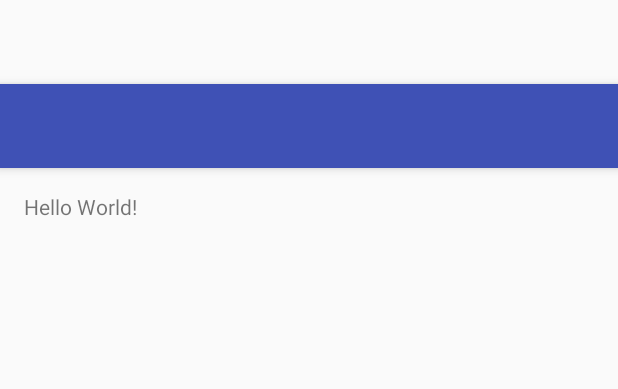
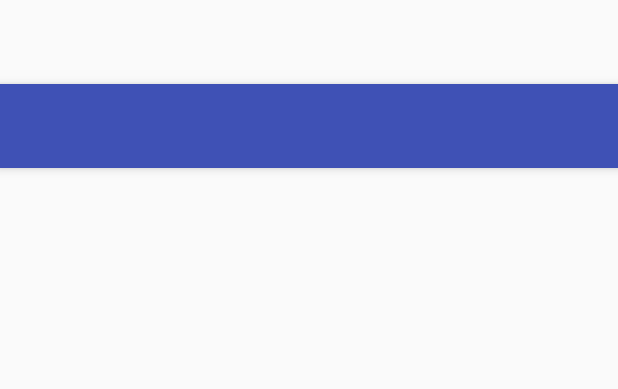
Before and after one commit to FEDE0D/Hermes, an Android app: the layout activity_main.xml on its own in the app's theme, with its tools: preview values and no code run, on a phone screen of 412 x 824 dp. Shown: the top 389 px of the screen. Run offline under Robolectric (Android 15) with nearby library versions, the light colour scheme and no system bars.

Commit message:
project empty

```diff
--- a/project_comunicador/Hermes/app/src/main/res/layout/content_main.xml
+++ b/project_comunicador/Hermes/app/src/main/res/layout/content_main.xml
@@ -12,8 +12,4 @@
     tools:context="com.grupo03.hermes.MainActivity"
     tools:showIn="@layout/activity_main">
 
-    <TextView
-        android:layout_width="wrap_content"
-        android:layout_height="wrap_content"
-        android:text="Hello World!" />
 </RelativeLayout>
```
Also changed, not shown: project_comunicador/Hermes/app/src/main/cedica_logo-web.png (added), project_comunicador/Hermes/app/src/main/res/mipmap-hdpi/cedica_logo.png (added), project_comunicador/Hermes/app/src/main/res/mipmap-mdpi/cedica_logo.png (added), project_comunicador/Hermes/app/src/main/res/mipmap-xhdpi/cedica_logo.png (added), project_comunicador/Hermes/app/src/main/res/mipmap-xxhdpi/cedica_logo.png (added), project_comunicador/Hermes/app/src/main/res/mipmap-xxxhdpi/cedica_logo.png (added), 1037 other files.
